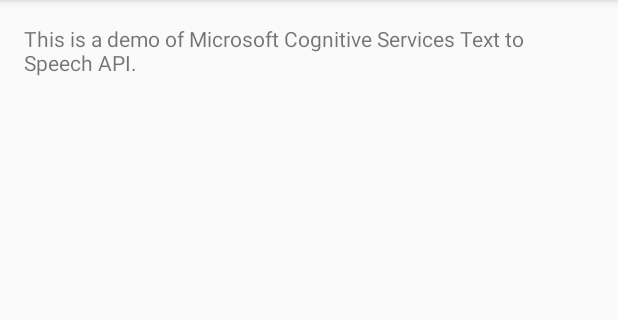
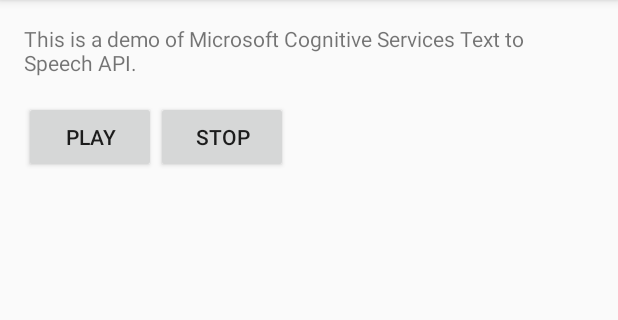
Before and after one commit to Azure-Samples/Cognitive-Speech-TTS, an Android app: the screen it shows after launch (MainActivity), on a phone screen of 412 x 824 dp, the part 84-404 px from its top. Run offline under Robolectric (Android 15) with nearby library versions, the phone set to English and light mode, and no system bars.

Commit message:
Add stop func to Synthesizer and buttons to play and stop sound in Android sample

```diff
--- a/Android/Sample/app/src/main/res/layout/activity_main.xml
+++ b/Android/Sample/app/src/main/res/layout/activity_main.xml
@@ -5,7 +5,27 @@
     android:paddingTop="@dimen/activity_vertical_margin"
     android:paddingBottom="@dimen/activity_vertical_margin" tools:context=".MainActivity">
 
-    <TextView android:text="@string/tts_text" android:layout_width="wrap_content"
+    <TextView
+        android:id="@+id/tts_tv"
+        android:text="@string/tts_text"
+        android:layout_width="wrap_content"
         android:layout_height="wrap_content" />
 
+    <LinearLayout
+        android:layout_width="match_parent"
+        android:layout_height="wrap_content"
+        android:layout_marginTop="@dimen/activity_horizontal_margin"
+        android:layout_below="@id/tts_tv" >
+        <Button
+            android:id="@+id/play_btn"
+            android:layout_width="wrap_content"
+            android:layout_height="wrap_content"
+            android:text="@string/play_button_name" />
+        <Button
+            android:id="@+id/stop_btn"
+            android:layout_width="wrap_content"
+            android:layout_height="wrap_content"
+            android:text="@string/stop_button_name" />
+    </LinearLayout>
+
 </RelativeLayout>
--- a/Android/Sample/app/src/main/res/values/strings.xml
+++ b/Android/Sample/app/src/main/res/values/strings.xml
@@ -11,4 +11,7 @@
     <string name="app_name">Cognitive TTS Sample</string>
 
     <string name="tts_text">This is a demo of Microsoft Cognitive Services Text to Speech API.</string>
+
+    <string name="play_button_name">Play</string>
+    <string name="stop_button_name">Stop</string>
 </resources>
```
Also changed, not shown: Android/Sample/app/src/main/java/com/microsoft/sdksample/MainActivity.java (+19 -5 lines), Android/Sample/speechsdk/src/main/java/com/microsoft/speech/tts/Synthesizer.java (+31 -30 lines).
